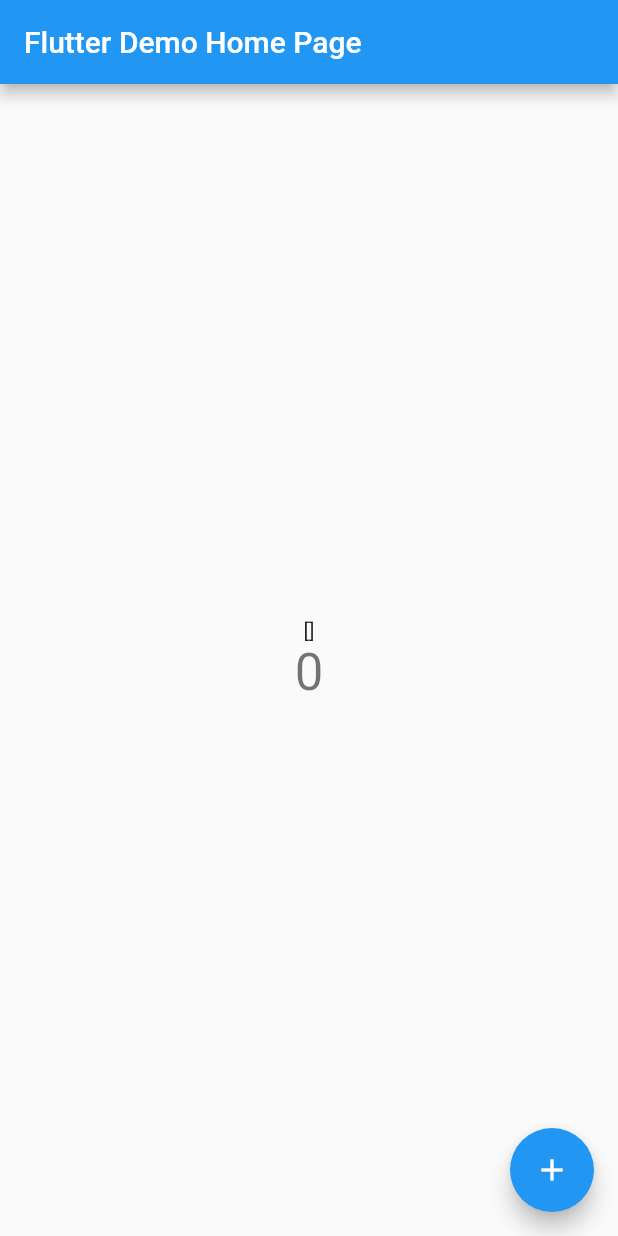
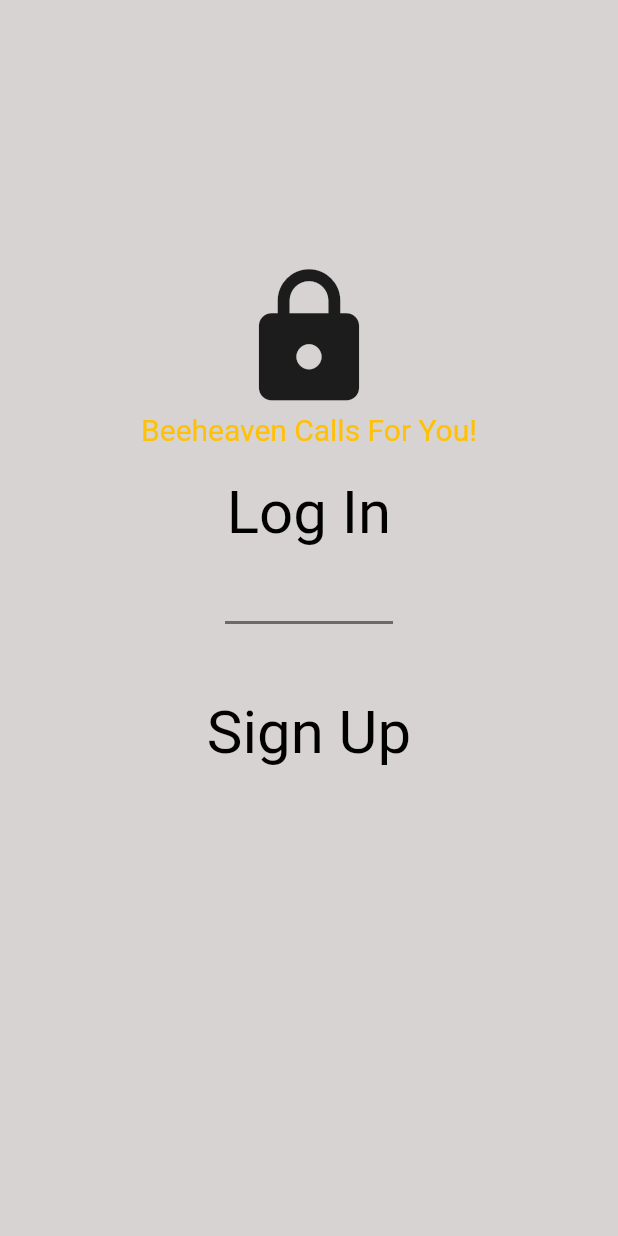
Before and after one commit to rileywong311/Al-Dente, a Flutter app: the screen it shows after launch, on a phone screen of 412 x 824 dp. Run offline on Flutter 3.47's test engine with Material 2 defaults, Android fonts, the phone set to English and light mode, and no system bars; our stand-ins replace cloud_firestore, firebase_core; accounts and stored records are empty.

Commit message:
Create log in page

```diff
--- a/lib/main.dart
+++ b/lib/main.dart
@@ -2,6 +2,7 @@ import 'package:flutter/material.dart';
 import 'package:firebase_core/firebase_core.dart';
 import 'firebase_options.dart';
 import 'package:cloud_firestore/cloud_firestore.dart';
+import 'pages/login_screen.dart';
 
 Future<void> main() async {
   WidgetsFlutterBinding.ensureInitialized();
@@ -23,7 +24,8 @@ class MyApp extends StatelessWidget {
       theme: ThemeData(
         primarySwatch: Colors.blue,
       ),
-      home: const MyHomePage(title: 'Flutter Demo Home Page'),
+      // home: const MyHomePage(title: 'Flutter Demo Home Page'),
+      home: const loginScreen(),
     );
   }
 }
@@ -45,7 +47,7 @@ class _MyHomePageState extends State<MyHomePage> {
     testDB.get().then((querySnapshot) {
       List<String> newTest = [];
       List<DocumentSnapshot> docs = querySnapshot.docs;
-      for(DocumentSnapshot doc in docs) {
+      for (DocumentSnapshot doc in docs) {
         newTest.add(doc.get('text'));
       }
       setState(() {
@@ -62,7 +64,7 @@ class _MyHomePageState extends State<MyHomePage> {
 
   @override
   Widget build(BuildContext context) {
-    if(test.length == 0) {
+    if (test.length == 0) {
       parseTestDB();
     }
     return Scaffold(
--- /dev/null
+++ b/lib/pages/login_screen.dart
@@ -0,0 +1,54 @@
+import 'package:flutter/material.dart';
+import 'dart:ui';
+
+class loginScreen extends StatelessWidget {
+  const loginScreen({super.key});
+
+  @override
+  Widget build(BuildContext context) {
+    return const Scaffold(
+        backgroundColor: Color.fromARGB(255, 216, 211, 211),
+        body: SafeArea(
+            child: Center(
+                child: Column(children: [
+          const SizedBox(height: 175),
+          const Icon(
+            Icons.lock,
+            size: 100,
+          ),
+          const SizedBox(height: 0),
+          Text(
+            'Beeheaven Calls For You!',
+            style: TextStyle(
+              color: Colors.amber,
+              fontSize: 20,
+            ),
+          ),
+          const SizedBox(height: 20),
+          Text(
+            'Log In',
+            style: TextStyle(
+              color: Colors.black,
+              fontSize: 40,
+              //fontStyle: Inter,
+            ),
+          ),
+          const Divider(
+            color: Color.fromARGB(255, 107, 106, 107),
+            height: 100,
+            thickness: 2,
+            indent: 150,
+            endIndent: 150,
+          ),
+          const SizedBox(height: 0),
+          Text(
+            'Sign Up',
+            style: TextStyle(
+              color: Colors.black,
+              fontSize: 40,
+              //fontStyle: Inter,
+            ),
+          ),
+        ]))));
+  }
+}
```
